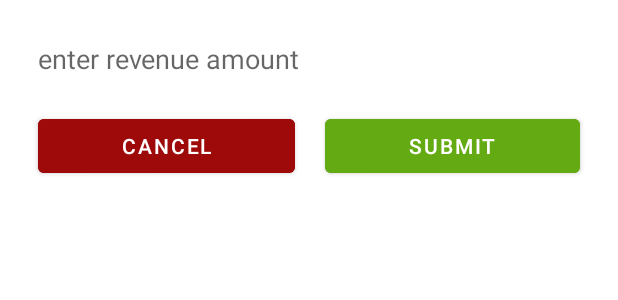
After one commit to lytcode404/fitness-app-code, an Android app: the layout fund_box.xml on its own in the app's theme, with its tools: preview values and no code run, on a phone screen of 412 x 824 dp. The commit adds this screen. Shown: the top 300 px of the screen. Run offline under Robolectric (Android 15) with nearby library versions, the phone set to English and light mode, and no system bars.

```diff
--- a/app/src/main/res/drawable-v24/text_back.xml
+++ b/app/src/main/res/drawable-v24/text_back.xml
@@ -1,6 +1,6 @@
 <?xml version="1.0" encoding="UTF-8"?>
 <shape xmlns:android="http://schemas.android.com/apk/res/android">
     <solid android:color="#FFFFFF"/>
-    <corners android:radius="8dp"/>
+    <corners android:radius="4dp"/>
 
 </shape>
--- /dev/null
+++ b/app/src/main/res/drawable/ic_baseline_currency_rupee_24.xml
@@ -0,0 +1,5 @@
+<vector android:height="24dp" android:tint="#000000"
+    android:viewportHeight="24" android:viewportWidth="24"
+    android:width="24dp" xmlns:android="http://schemas.android.com/apk/res/android">
+    <path android:fillColor="@android:color/white" android:pathData="M13.66,7C13.1,5.82 11.9,5 10.5,5L6,5V3h12v2l-3.26,0c0.48,0.58 0.84,1.26 1.05,2L18,7v2l-2.02,0c-0.25,2.8 -2.61,5 -5.48,5H9.77l6.73,7h-2.77L7,14v-2h3.5c1.76,0 3.22,-1.3 3.46,-3L6,9V7L13.66,7z"/>
+</vector>
--- /dev/null
+++ b/app/src/main/res/layout/fund_box.xml
@@ -0,0 +1,44 @@
+<?xml version="1.0" encoding="utf-8"?>
+<LinearLayout xmlns:android="http://schemas.android.com/apk/res/android"
+    android:layout_width="match_parent"
+    android:layout_height="wrap_content"
+    android:orientation="vertical"
+    android:padding="15dp">
+
+    <EditText
+        android:id="@+id/fundValue"
+        android:layout_width="match_parent"
+        android:layout_height="wrap_content"
+        android:background="@drawable/text_back"
+        android:ems="10"
+        android:hint="enter revenue amount"
+        android:inputType="number"
+        android:minHeight="48dp"
+        android:padding="10dp" />
+
+    <LinearLayout
+        android:layout_width="match_parent"
+        android:layout_height="wrap_content"
+        android:orientation="horizontal">
+
+        <Button
+            android:id="@+id/cancel"
+            android:layout_width="wrap_content"
+            android:layout_height="wrap_content"
+            android:layout_margin="10dp"
+            android:layout_weight="1"
+            android:backgroundTint="#9E0909"
+            android:text="Cancel" />
+
+        <Button
+            android:id="@+id/submitRev"
+            android:layout_width="wrap_content"
+            android:layout_height="wrap_content"
+            android:layout_margin="10dp"
+            android:layout_weight="1"
+            android:backgroundTint="#64AA12"
+            android:text="Submit" />
+    </LinearLayout>
+
+
+</LinearLayout>
--- a/app/src/main/res/layout/sample.xml
+++ b/app/src/main/res/layout/sample.xml
@@ -116,11 +116,10 @@
                         android:layout_height="wrap_content"
                         android:layout_gravity="start"
                         android:background="@drawable/text_back"
-                        android:backgroundTint="@color/green"
                         android:gravity="start"
                         android:padding="4dp"
-                        android:text="paid"
-                        android:textColor="#FFFFFF"
+                        android:text="Paid"
+                        android:textColor="@color/black"
                         android:textSize="14sp" />
 
                     <LinearLayout
```
Also changed, not shown: app/src/main/java/com/example/myfitnessyard/AdminFund.java (added, +22 -0 lines), app/src/main/java/com/example/myfitnessyard/CreateUserActivity.java (+7 -5 lines).
